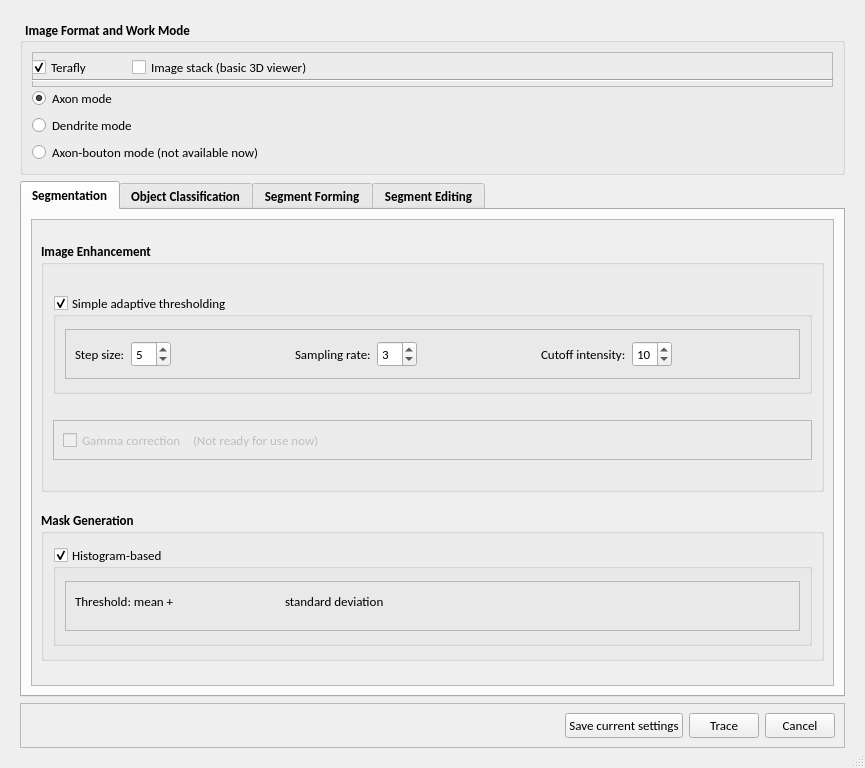
Old version of the form hackathon/MK/Fragmented_autoTrace/fragmentedTraceUI.ui in the repository Vaa3D/vaa3d_tools.
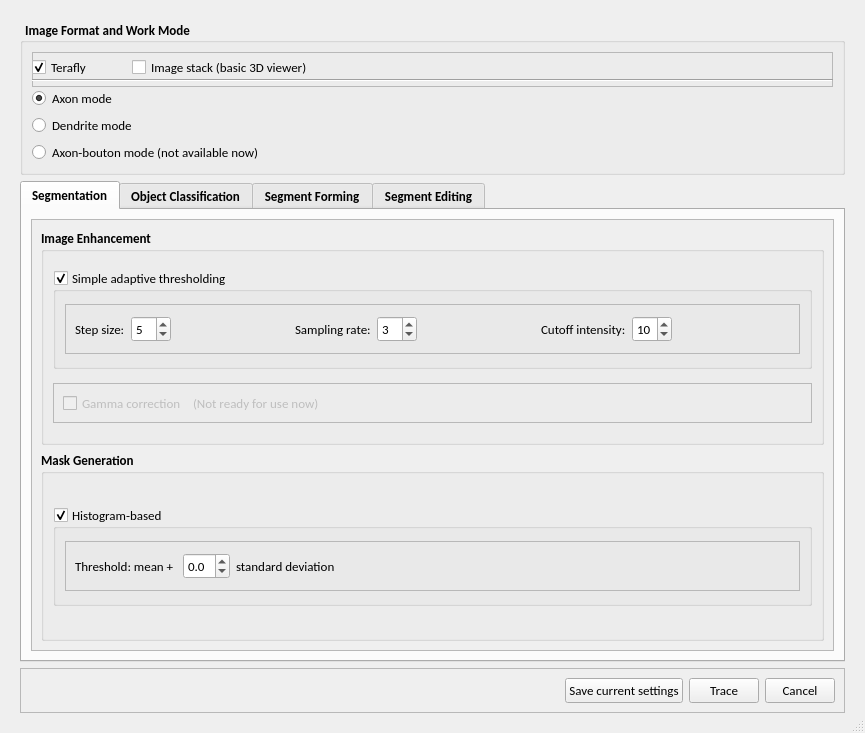
New version of the form. The open tabs and pages were chosen to show the change. Icons and pictures are not drawn.

```diff
--- a/hackathon/MK/Fragmented_autoTrace/fragmentedTraceUI.ui
+++ b/hackathon/MK/Fragmented_autoTrace/fragmentedTraceUI.ui
@@ -13,7 +13,7 @@
     <x>0</x>
     <y>0</y>
     <width>865</width>
-    <height>768</height>
+    <height>733</height>
    </rect>
   </property>
   <property name="sizePolicy">
@@ -274,7 +274,7 @@
                <x>0</x>
                <y>0</y>
                <width>791</width>
-               <height>452</height>
+               <height>417</height>
               </rect>
              </property>
              <layout class="QVBoxLayout" name="verticalLayout_7">
@@ -438,6 +438,9 @@
                        </item>
                        <item>
                         <widget class="QSpinBox" name="spinBox_9">
+                         <property name="minimum">
+                          <number>2</number>
+                         </property>
                          <property name="value">
                           <number>10</number>
                          </property>
@@ -533,13 +536,13 @@
                 <property name="minimumSize">
                  <size>
                   <width>0</width>
-                  <height>100</height>
+                  <height>160</height>
                  </size>
                 </property>
                 <property name="maximumSize">
                  <size>
                   <width>16777215</width>
-                  <height>150</height>
+                  <height>190</height>
                  </size>
                 </property>
                 <property name="font">
@@ -584,7 +587,7 @@
                       <property name="minimumSize">
                        <size>
                         <width>0</width>
-                        <height>35</height>
+                        <height>50</height>
                        </size>
                       </property>
                       <property name="maximumSize">
@@ -599,32 +602,60 @@
                       <property name="frameShadow">
                        <enum>QFrame::Raised</enum>
                       </property>
-                      <widget class="QLabel" name="label_4">
-                       <property name="geometry">
-                        <rect>
-                         <x>10</x>
-                         <y>10</y>
-                         <width>131</width>
-                         <height>21</height>
-                        </rect>
-                       </property>
-                       <property name="text">
-                        <string>Threshold: mean + </string>
-                       </property>
-                      </widget>
-                      <widget class="QLabel" name="label_5">
-                       <property name="geometry">
-                        <rect>
-                         <x>220</x>
-                         <y>10</y>
-                         <width>131</width>
-                         <height>21</height>
-                        </rect>
-                       </property>
-                       <property name="text">
-                        <string>standard deviation</string>
-                       </property>
-                      </widget>
+                      <layout class="QHBoxLayout" name="horizontalLayout_12">
+                       <item>
+                        <widget class="QLabel" name="label_4">
+                         <property name="text">
+                          <string>Threshold: mean + </string>
+                         </property>
+                        </widget>
+                       </item>
+                       <item>
+                        <widget class="QDoubleSpinBox" name="doubleSpinBox_3">
+                         <property name="font">
+                          <font>
+                           <weight>50</weight>
+                           <bold>false</bold>
+                          </font>
+                         </property>
+                         <property name="decimals">
+                          <number>1</number>
+                         </property>
+                         <property name="minimum">
+                          <double>-5.000000000000000</double>
+                         </property>
+                         <property name="maximum">
+                          <double>5.000000000000000</double>
+                         </property>
+                         <property name="singleStep">
+                          <double>0.100000000000000</double>
+                         </property>
+                         <property name="value">
+                          <double>0.000000000000000</double>
+                         </property>
+                        </widget>
+                       </item>
+                       <item>
+                        <widget class="QLabel" name="label_5">
+                         <property name="text">
+                          <string>standard deviation</string>
+                         </property>
+                        </widget>
+                       </item>
+                       <item>
+                        <spacer name="horizontalSpacer_11">
+                         <property name="orientation">
+                          <enum>Qt::Horizontal</enum>
+                         </property>
+                         <property name="sizeHint" stdset="0">
+                          <size>
+                           <width>355</width>
+                           <height>20</height>
+                          </size>
+                         </property>
+                        </spacer>
+                       </item>
+                      </layout>
                      </widget>
                     </item>
                    </layout>
```
Left out of the diff: 14 changed lines with no effect on the pictures.
